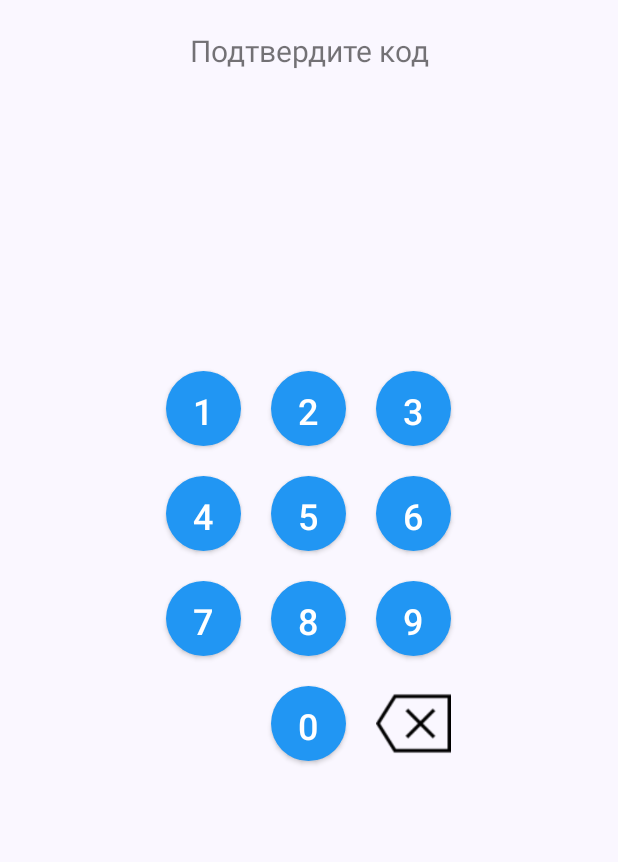
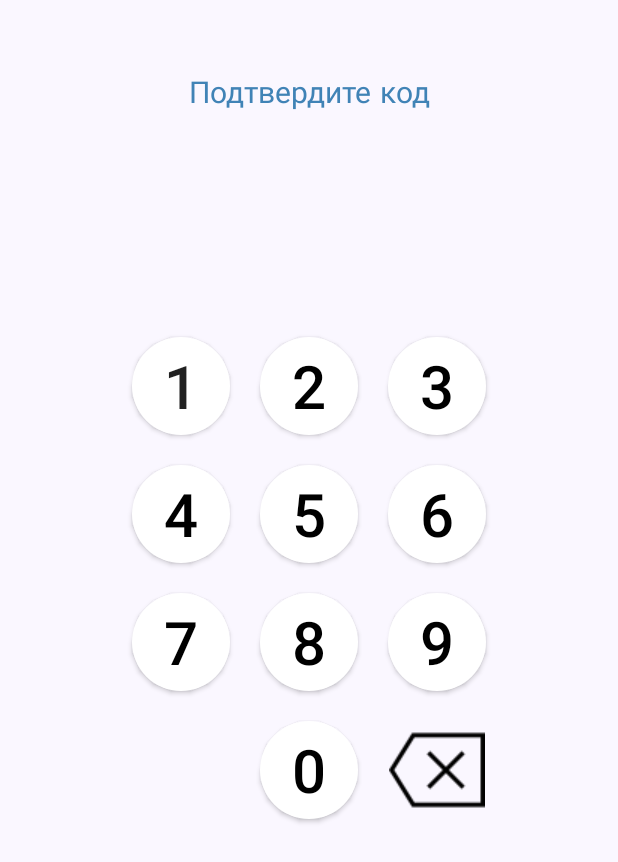
Before and after one commit to RubberTeam/InventaApp, an Android app: the RepeatPinCodeActivity screen opened directly, with no data from a screen before it, on a phone screen of 412 x 824 dp. Shown: the top 862 px of the screen. Run offline under Robolectric (Android 15) with nearby library versions, the phone set to English and light mode, and no system bars; our stand-ins replace Dagger/Hilt's generated code.

Commit message:
refactoring + fix redesign repeat_pin_activity view

```diff
--- a/app/src/main/java/ru/rubberteam/inventa/activities/login/LoginConstants.kt
+++ b/app/src/main/java/ru/rubberteam/inventa/activities/login/LoginConstants.kt
@@ -5,4 +5,5 @@ object LoginConstants {
     const val PIN_CODE_KEY = "pinCode"
     const val ACTUAL_PIN_CODE_HASH_KEY = "actualPinCodeHash"
     const val APP_PREFERENCES = "settings"
+    const val PIN_SYMBOL = " * "
 }
--- a/app/src/main/java/ru/rubberteam/inventa/activities/login/RepeatPinCodeActivity.kt
+++ b/app/src/main/java/ru/rubberteam/inventa/activities/login/RepeatPinCodeActivity.kt
@@ -4,6 +4,7 @@ import android.content.Context
 import android.content.Intent
 import android.content.SharedPreferences
 import android.os.Bundle
+import android.widget.TextView
 import android.widget.Toast
 import androidx.appcompat.app.AppCompatActivity
 import ru.rubberteam.inventa.App
@@ -17,7 +18,7 @@ import javax.inject.Inject
 
 class RepeatPinCodeActivity : AppCompatActivity() {
     private var pinCodeRepeated: StringBuilder = StringBuilder()
-
+    private lateinit var pinCodeTextView: TextView
     private lateinit var binding: ActivityRepeatPinCodeBinding
     private lateinit var pinCodeActual: String
     private lateinit var mSettings: SharedPreferences
@@ -25,12 +26,19 @@ class RepeatPinCodeActivity : AppCompatActivity() {
     @Inject
     lateinit var securityService: SecurityService
 
+    override fun onStop() {
+        pinCodeRepeated.clear()
+        pinCodeTextView.text = ""
+        super.onStop()
+    }
+
+
     override fun onCreate(savedInstanceState: Bundle?) {
         super.onCreate(savedInstanceState)
         (application as App).appComponent.injectRepeatPinCodeActivity(this)
         binding = ActivityRepeatPinCodeBinding.inflate(layoutInflater)
         setContentView(binding.root)
-
+        pinCodeTextView = binding.pinCode
         val extras = intent.extras
         if (extras != null) {
             pinCodeActual = extras.getString(PIN_CODE_KEY).toString()
@@ -71,6 +79,8 @@ class RepeatPinCodeActivity : AppCompatActivity() {
         }
         binding.btnDelete.setOnClickListener {
             if (pinCodeRepeated.isNotEmpty()) {
+                val textLength = pinCodeTextView.editableText.length
+                pinCodeTextView.editableText.delete(textLength - LoginConstants.PIN_SYMBOL.length, textLength)
                 pinCodeRepeated.deleteCharAt(pinCodeRepeated.length - 1)
             }
         }
@@ -78,6 +88,8 @@ class RepeatPinCodeActivity : AppCompatActivity() {
 
     private fun pinCodeLogicExecute(code: Int) {
         pinCodeRepeated.append(code)
+        pinCodeTextView.append(LoginConstants.PIN_SYMBOL)
+
         if (pinCodeRepeated.length == LoginConstants.PIN_CODE_SIZE) {
             if (pinCodeRepeated.toString() == pinCodeActual) {
                 mSettings = getSharedPreferences(APP_PREFERENCES, Context.MODE_PRIVATE)
--- a/app/src/main/java/ru/rubberteam/inventa/activities/login/SetPinCodeActivity.kt
+++ b/app/src/main/java/ru/rubberteam/inventa/activities/login/SetPinCodeActivity.kt
@@ -6,6 +6,7 @@ import android.widget.TextView
 import androidx.appcompat.app.AppCompatActivity
 import ru.rubberteam.inventa.activities.login.LoginConstants.PIN_CODE_KEY
 import ru.rubberteam.inventa.activities.login.LoginConstants.PIN_CODE_SIZE
+import ru.rubberteam.inventa.activities.login.LoginConstants.PIN_SYMBOL
 import ru.rubberteam.inventa.databinding.ActivitySetPinCodeBinding
 
 class SetPinCodeActivity : AppCompatActivity() {
@@ -24,7 +25,10 @@ class SetPinCodeActivity : AppCompatActivity() {
         binding = ActivitySetPinCodeBinding.inflate(layoutInflater)
         setContentView(binding.root)
         pinCodeTextView = binding.pinCode
+        setOnClickListeners()
+    }
 
+    private fun setOnClickListeners() {
         binding.btnKey1.setOnClickListener {
             pinCodeLogicExecute(1)
         }
@@ -58,7 +62,7 @@ class SetPinCodeActivity : AppCompatActivity() {
         binding.btnDelete.setOnClickListener {
             if (pinCode.isNotEmpty()) {
                 val textLength = pinCodeTextView.editableText.length
-                pinCodeTextView.editableText.delete(textLength- 3, textLength)
+                pinCodeTextView.editableText.delete(textLength - PIN_SYMBOL.length, textLength)
                 pinCode.deleteCharAt(pinCode.length - 1)
             }
         }
@@ -66,7 +70,7 @@ class SetPinCodeActivity : AppCompatActivity() {
 
     private fun pinCodeLogicExecute(code: Int) {
         pinCode.append(code)
-        pinCodeTextView.append(" * ")
+        pinCodeTextView.append(PIN_SYMBOL)
         if (pinCode.length == PIN_CODE_SIZE) {
             val intent = Intent(this, RepeatPinCodeActivity::class.java)
             intent.putExtra(PIN_CODE_KEY, pinCode.toString())
--- a/app/src/main/res/layout/activity_repeat_pin_code.xml
+++ b/app/src/main/res/layout/activity_repeat_pin_code.xml
@@ -11,8 +11,10 @@
         android:id="@+id/textEnterPinCode"
         android:layout_width="match_parent"
         android:layout_height="wrap_content"
-        android:layout_marginTop="20sp"
+        android:layout_marginTop="50sp"
         android:text="@string/repeat_pin_code"
+        android:textColor="@color/blue3"
+        android:fontFamily="sans-serif-smallcaps"
         android:textAlignment="center"
         android:textSize="20sp" />
 
@@ -23,65 +25,63 @@
         android:layout_below="@id/textEnterPinCode"
         android:layout_centerHorizontal="true"
         android:layout_marginTop="20sp"
-        android:text=""
         android:textAlignment="center"
         android:textSize="40sp" />
 
     <!--    Кнопочки 1 2 3 -->
 
-    <Button
+    <android.widget.Button
         android:id="@+id/btnKey1"
-        android:layout_width="50sp"
-        android:layout_height="50sp"
+        android:layout_width="65dp"
+        android:layout_height="65dp"
         android:layout_below="@id/textEnterPinCode"
         android:layout_centerVertical="true"
         android:layout_marginHorizontal="10sp"
-        android:layout_marginTop="200dp"
+        android:layout_marginTop="150dp"
         android:layout_marginBottom="10sp"
         android:layout_toStartOf="@id/btnKey2"
-        android:background = "@drawable/custom_rounded_button"
+        android:background="@drawable/custom_rounded_button"
         android:fontFamily="sans-serif-medium"
         android:text="@string/key_1"
-        android:textColor="@color/white"
-        android:textSize="24sp" />
+        android:textSize="40sp" />
 
-    <Button
+    <android.widget.Button
         android:id="@+id/btnKey2"
-        android:layout_width="50dp"
-        android:layout_height="50dp"
+        android:layout_width="65dp"
+        android:layout_height="65dp"
         android:layout_below="@id/textEnterPinCode"
         android:layout_centerInParent="true"
         android:layout_marginHorizontal="10sp"
-        android:layout_marginTop="200dp"
+        android:layout_marginTop="150dp"
         android:layout_marginBottom="10sp"
-        android:background = "@drawable/custom_rounded_button"
+        android:background="@drawable/custom_rounded_button"
         android:fontFamily="sans-serif-medium"
         android:text="@string/key_2"
-        android:textColor="@color/white"
-        android:textSize="24sp" />
+        android:textColor="@color/black"
+        android:textSize="40sp" />
 
-    <Button
+    <android.widget.Button
         android:id="@+id/btnKey3"
         android:background = "@drawable/custom_rounded_button"
-        android:layout_width="50sp"
-        android:layout_height="50sp"
+        android:layout_width="65dp"
+        android:layout_height="65dp"
         android:layout_below="@id/textEnterPinCode"
         android:layout_marginHorizontal="10sp"
-        android:layout_marginTop="200dp"
+        android:layout_marginTop="150dp"
         android:layout_marginBottom="10sp"
         android:layout_toEndOf="@id/btnKey2"
 
         android:fontFamily="sans-serif-medium"
         android:text="@string/key_3"
-        android:textColor="@color/white"
-        android:textSize="24sp" />
+        android:textColor="@color/black"
+        android:textSize="40sp" />
 
     <!--    Кнопочки 4 5 6 -->
 
-    <Button
+    <android.widget.Button
         android:id="@+id/btnKey4"
-        android:layout_width="50sp"
-        android:layout_height="50sp"
+        android:layout_width="65dp"
+        android:layout_height="65dp"
         android:layout_below="@id/btnKey1"
         android:layout_marginHorizontal="10sp"
         android:layout_marginVertical="10sp"
@@ -89,13 +89,13 @@
         android:background = "@drawable/custom_rounded_button"
         android:fontFamily="sans-serif-medium"
         android:text="@string/key_4"
-        android:textColor="@color/white"
-        android:textSize="24sp" />
+        android:textColor="@color/black"
+        android:textSize="40sp" />
 
-    <Button
+    <android.widget.Button
         android:id="@+id/btnKey5"
-        android:layout_width="50sp"
-        android:layout_height="50sp"
+        android:layout_width="65dp"
+        android:layout_height="65dp"
         android:layout_below="@id/btnKey2"
         android:layout_centerInParent="true"
         android:layout_marginHorizontal="10sp"
@@ -103,13 +103,13 @@
         android:background = "@drawable/custom_rounded_button"
         android:fontFamily="sans-serif-medium"
         android:text="@string/key_5"
-        android:textColor="@color/white"
-        android:textSize="24sp" />
+        android:textColor="@color/black"
+        android:textSize="40sp" />
 
-    <Button
+    <android.widget.Button
         android:id="@+id/btnKey6"
-        android:layout_width="50sp"
-        android:layout_height="50sp"
+        android:layout_width="65dp"
+        android:layout_height="65dp"
         android:layout_below="@id/btnKey3"
         android:layout_marginHorizontal="10sp"
         android:layout_marginVertical="10sp"
@@ -117,16 +117,16 @@
         android:background = "@drawable/custom_rounded_button"
         android:fontFamily="sans-serif-medium"
         android:text="@string/key_6"
-        android:textColor="@color/white"
-        android:textSize="24sp" />
+        android:textColor="@color/black"
+        android:textSize="40sp" />
 
 
     <!--    Кнопочки 7 8 9 -->
 
-    <Button
+    <android.widget.Button
         android:id="@+id/btnKey7"
-        android:layout_width="50sp"
-        android:layout_height="50sp"
+        android:layout_width="65dp"
+        android:layout_height="65dp"
         android:layout_below="@id/btnKey4"
         android:layout_marginHorizontal="10sp"
         android:layout_marginVertical="10sp"
@@ -134,13 +134,13 @@
         android:background = "@drawable/custom_rounded_button"
         android:fontFamily="sans-serif-medium"
         android:text="@string/key_7"
-        android:textColor="@color/white"
-        android:textSize="24sp" />
+        android:textColor="@color/black"
+        android:textSize="40sp" />
 
-    <Button
+    <android.widget.Button
         android:id="@+id/btnKey8"
-        android:layout_width="50sp"
-        android:layout_height="50sp"
+        android:layout_width="65dp"
+        android:layout_height="65dp"
         android:layout_below="@id/btnKey5"
         android:layout_centerInParent="true"
         android:layout_marginHorizontal="10sp"
@@ -148,13 +148,13 @@
         android:background = "@drawable/custom_rounded_button"
         android:fontFamily="sans-serif-medium"
         android:text="@string/key_8"
-        android:textColor="@color/white"
-        android:textSize="24sp" />
+        android:textColor="@color/black"
+        android:textSize="40sp" />
 
-    <Button
+    <android.widget.Button
         android:id="@+id/btnKey9"
-        android:layout_width="50sp"
-        android:layout_height="50sp"
+        android:layout_width="65dp"
+        android:layout_height="65dp"
         android:layout_below="@id/btnKey6"
         android:layout_marginHorizontal="10sp"
         android:layout_marginVertical="10sp"
@@ -162,16 +162,16 @@
         android:background = "@drawable/custom_rounded_button"
         android:fontFamily="sans-serif-medium"
         android:text="@string/key_9"
-        android:textColor="@color/white"
-        android:textSize="24sp" />
+        android:textColor="@color/black"
+        android:textSize="40sp" />
 
 
     <!--    Кнопочки 0 Backspace -->
 
-    <Button
+    <android.widget.Button
         android:id="@+id/btnKey0"
-        android:layout_width="50sp"
-        android:layout_height="50sp"
+        android:layout_width="65dp"
+        android:layout_height="65dp"
         android:layout_below="@id/btnKey8"
         android:layout_centerInParent="true"
         android:layout_marginHorizontal="10sp"
@@ -179,14 +179,14 @@
         android:background = "@drawable/custom_rounded_button"
         android:fontFamily="sans-serif-medium"
         android:text="@string/key_0"
-        android:textColor="@color/white"
-        android:textSize="24sp" />
+        android:textColor="@color/black"
+        android:textSize="40sp" />
 
 
     <ImageButton
         android:id="@+id/btnDelete"
-        android:layout_width="50sp"
-        android:layout_height="50sp"
+        android:layout_width="65dp"
+        android:layout_height="65dp"
         android:layout_below="@id/btnKey9"
         android:layout_marginHorizontal="10sp"
         android:layout_marginVertical="10sp"
```
